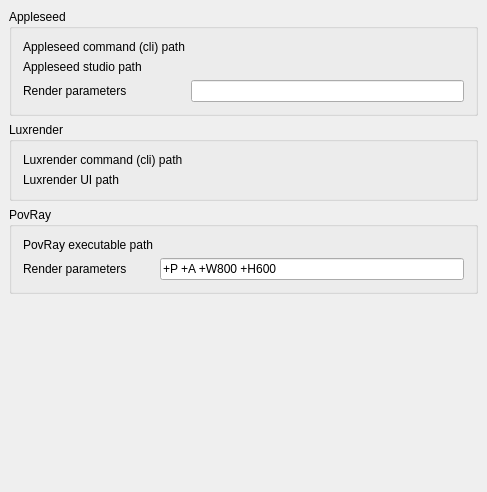
The window that ui/RenderSettings.ui (FreeCAD/FreeCAD-render) describes before a commit, drawn with Qt 5.
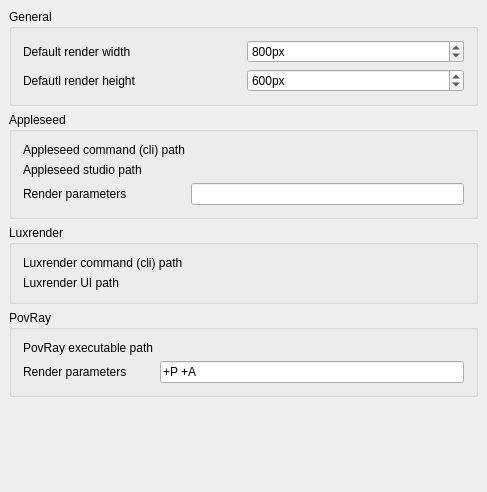
The same window after the commit. Custom widgets are drawn as their Qt base class.

Commit message: Added ground plane option and image render sizes settable in prefs

Diff of the .ui file:
```diff
--- a/ui/RenderSettings.ui
+++ b/ui/RenderSettings.ui
@@ -20,27 +20,27 @@
    <property name="spacing">
     <number>6</number>
    </property>
-   <item row="0" column="0">
+   <item row="1" column="0">
     <widget class="QGroupBox" name="groupBox">
      <property name="title">
       <string>Appleseed</string>
      </property>
      <layout class="QGridLayout" name="gridLayout_2">
-      <item row="0" column="0">
+      <item row="1" column="0">
        <widget class="QLabel" name="label">
         <property name="text">
          <string>Appleseed command (cli) path</string>
         </property>
        </widget>
       </item>
-      <item row="1" column="0">
+      <item row="2" column="0">
        <widget class="QLabel" name="label_2">
         <property name="text">
          <string>Appleseed studio path</string>
         </property>
        </widget>
       </item>
-      <item row="0" column="1">
+      <item row="1" column="1">
        <widget class="Gui::PrefFileChooser" name="prefFileChooser2">
         <property name="toolTip">
          <string>The path to the Appleseed cli executable</string>
@@ -53,7 +53,7 @@
         </property>
        </widget>
       </item>
-      <item row="1" column="1">
+      <item row="2" column="1">
        <widget class="Gui::PrefFileChooser" name="prefFileChooser3">
         <property name="toolTip">
          <string>The path to the Appleseed studio executable (optional)</string>
@@ -66,14 +66,14 @@
         </property>
        </widget>
       </item>
-      <item row="2" column="0">
+      <item row="3" column="0">
        <widget class="QLabel" name="label_5">
         <property name="text">
          <string>Render parameters</string>
         </property>
        </widget>
       </item>
-      <item row="2" column="1">
+      <item row="3" column="1">
        <widget class="Gui::PrefLineEdit" name="prefLineEdit1">
         <property name="toolTip">
          <string>Optional rendering parameters to be passed to the Appleseed executable</string>
@@ -92,7 +92,7 @@
      </layout>
     </widget>
    </item>
-   <item row="3" column="0">
+   <item row="4" column="0">
     <spacer>
      <property name="orientation">
       <enum>Qt::Vertical</enum>
@@ -105,7 +105,7 @@
      </property>
     </spacer>
    </item>
-   <item row="1" column="0">
+   <item row="2" column="0">
     <widget class="QGroupBox" name="groupBox_2">
      <property name="title">
       <string>Luxrender</string>
@@ -154,7 +154,7 @@
      </layout>
     </widget>
    </item>
-   <item row="2" column="0">
+   <item row="3" column="0">
     <widget class="QGroupBox" name="groupBox_3">
      <property name="title">
       <string>PovRay</string>
@@ -193,7 +193,7 @@
          <string>Optional parameters to be passed to Pov-Ray when rendering</string>
         </property>
         <property name="text">
-         <string>+P +A +W800 +H600</string>
+         <string>+P +A</string>
         </property>
         <property name="prefEntry" stdset="0">
          <cstring>PovRayParameters</cstring>
@@ -206,6 +206,67 @@
      </layout>
     </widget>
    </item>
+   <item row="0" column="0">
+    <widget class="QGroupBox" name="groupBox_4">
+     <property name="title">
+      <string>General</string>
+     </property>
+     <layout class="QGridLayout" name="gridLayout_4">
+      <item row="2" column="0">
+       <widget class="QLabel" name="label_9">
+        <property name="text">
+         <string>Defautl render height</string>
+        </property>
+       </widget>
+      </item>
+      <item row="0" column="0">
+       <widget class="QLabel" name="label_8">
+        <property name="text">
+         <string>Default render width</string>
+        </property>
+       </widget>
+      </item>
+      <item row="0" column="1">
+       <widget class="Gui::PrefSpinBox" name="spinBox">
+        <property name="suffix">
+         <string>px</string>
+        </property>
+        <property name="maximum">
+         <number>9999</number>
+        </property>
+        <property name="value">
+         <number>800</number>
+        </property>
+        <property name="prefEntry" stdset="0">
+         <cstring>RenderWidth</cstring>
+        </property>
+        <property name="prefPath" stdset="0">
+         <cstring>Mod/Render</cstring>
+        </property>
+       </widget>
+      </item>
+      <item row="2" column="1">
+       <widget class="Gui::PrefSpinBox" name="spinBox_2">
+        <property name="suffix">
+         <string>px</string>
+        </property>
+        <property name="maximum">
+         <number>9999</number>
+        </property>
+        <property name="value">
+         <number>600</number>
+        </property>
+        <property name="prefEntry" stdset="0">
+         <cstring>RenderHeight</cstring>
+        </property>
+        <property name="prefPath" stdset="0">
+         <cstring>Mod/Render</cstring>
+        </property>
+       </widget>
+      </item>
+     </layout>
+    </widget>
+   </item>
   </layout>
  </widget>
  <layoutdefault spacing="6" margin="11"/>
@@ -220,6 +281,11 @@
    <extends>Gui::FileChooser</extends>
    <header>Gui/PrefWidgets.h</header>
   </customwidget>
+  <customwidget>
+   <class>Gui::PrefSpinBox</class>
+   <extends>QSpinBox</extends>
+   <header>Gui/PrefWidgets.h</header>
+  </customwidget>
   <customwidget>
    <class>Gui::PrefLineEdit</class>
    <extends>QLineEdit</extends>
```
The commit also changes 6 other files.
